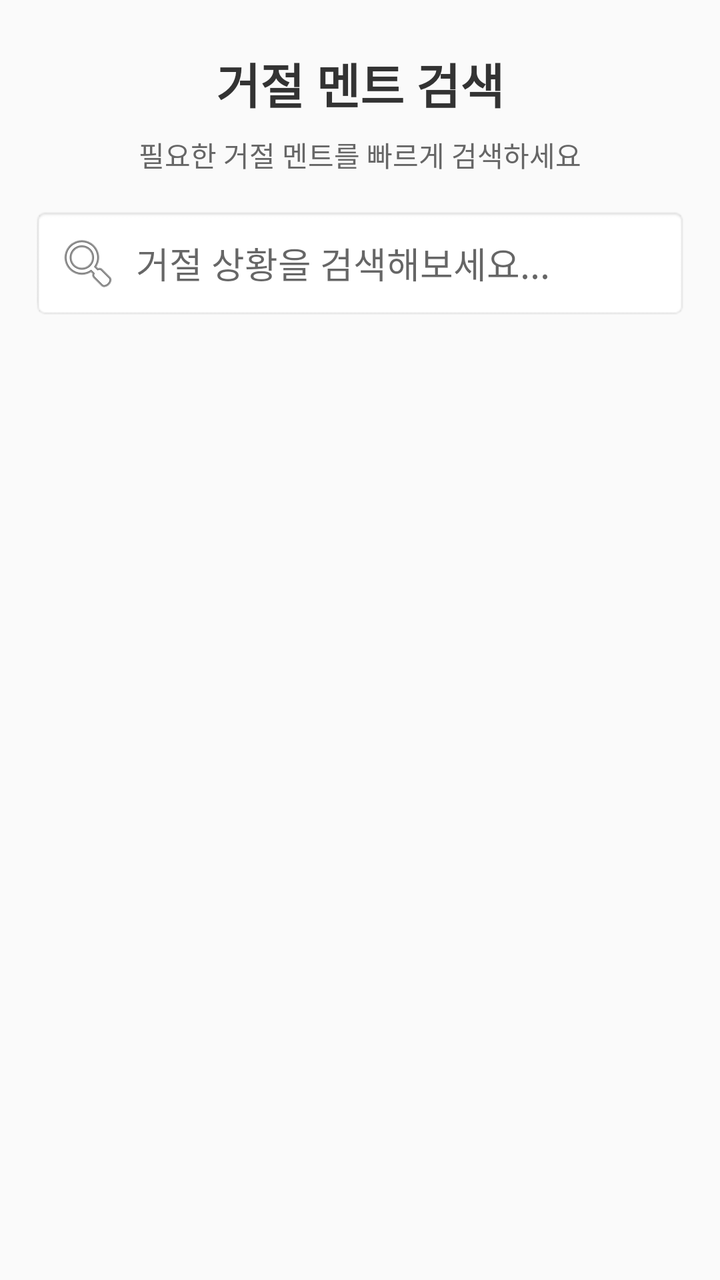
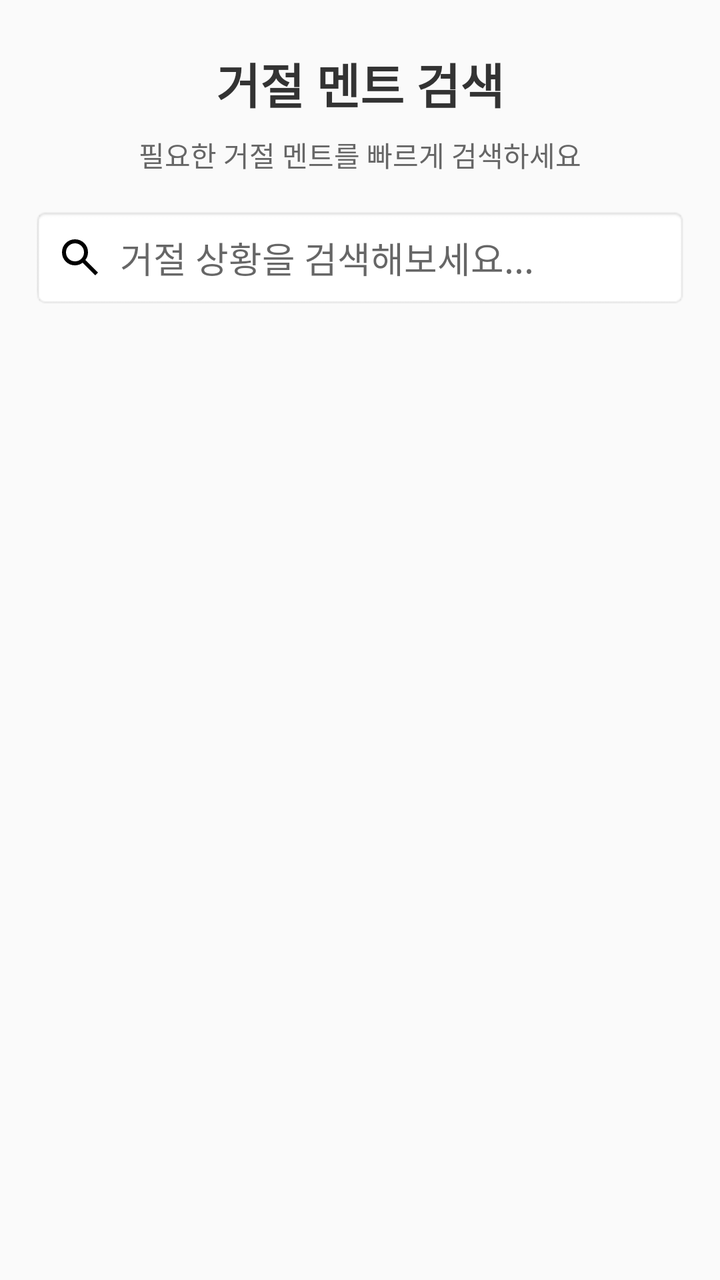

Two renders of the same Android screen: before a commit and after it. Below are the layout's source before the change and the commit's diff.
<!-- AndroidManifest.xml: activity theme Theme.NopeNotes -->
<!-- res/layout/activity_search_rejection.xml -->
<?xml version="1.0" encoding="utf-8"?>
<androidx.constraintlayout.widget.ConstraintLayout xmlns:android="http://schemas.android.com/apk/res/android"
    xmlns:app="http://schemas.android.com/apk/res-auto"
    xmlns:tools="http://schemas.android.com/tools"
    android:layout_width="match_parent"
    android:layout_height="match_parent"
    tools:context=".SearchRejectionActivity">

    <TextView
        android:id="@+id/tvTitle"
        android:layout_width="wrap_content"
        android:layout_height="wrap_content"
        android:layout_marginTop="24dp"
        android:text="거절 멘트 검색"
        android:textColor="#333333"
        android:textSize="24sp"
        android:textStyle="bold"
        app:layout_constraintEnd_toEndOf="parent"
        app:layout_constraintStart_toStartOf="parent"
        app:layout_constraintTop_toTopOf="parent" />

    <TextView
        android:id="@+id/tvSubtitle"
        android:layout_width="wrap_content"
        android:layout_height="wrap_content"
        android:layout_marginTop="8dp"
        android:text="필요한 거절 멘트를 빠르게 검색하세요"
        android:textColor="#666666"
        android:textSize="14sp"
        app:layout_constraintEnd_toEndOf="parent"
        app:layout_constraintStart_toStartOf="parent"
        app:layout_constraintTop_toBottomOf="@+id/tvTitle" />

    <EditText
        android:id="@+id/editTextSearch"
        android:layout_width="0dp"
        android:layout_height="wrap_content"
        android:layout_marginStart="16dp"
        android:layout_marginTop="16dp"
        android:layout_marginEnd="16dp"
        android:background="@android:drawable/editbox_background"
        android:drawableStart="@android:drawable/ic_menu_search"
        android:drawablePadding="8dp"
        android:hint="거절 상황을 검색해보세요..."
        android:inputType="text"
        android:padding="12dp"
        app:layout_constraintEnd_toEndOf="parent"
        app:layout_constraintStart_toStartOf="parent"
        app:layout_constraintTop_toBottomOf="@+id/tvSubtitle" />

    <ListView
        android:id="@+id/listViewResults"
        android:layout_width="0dp"
        android:layout_height="0dp"
        android:layout_marginStart="16dp"
        android:layout_marginTop="16dp"
        android:layout_marginEnd="16dp"
        android:layout_marginBottom="16dp"
        android:divider="#E0E0E0"
        android:dividerHeight="1dp"
        app:layout_constraintBottom_toBottomOf="parent"
        app:layout_constraintEnd_toEndOf="parent"
        app:layout_constraintStart_toStartOf="parent"
        app:layout_constraintTop_toBottomOf="@+id/editTextSearch" />

    <TextView
        android:id="@+id/tvNoResults"
        android:layout_width="wrap_content"
        android:layout_height="wrap_content"
        android:text="검색 결과가 없습니다"
        android:textColor="#666666"
        android:textSize="16sp"
        android:visibility="gone"
        app:layout_constraintBottom_toBottomOf="parent"
        app:layout_constraintEnd_toEndOf="parent"
        app:layout_constraintStart_toStartOf="parent"
        app:layout_constraintTop_toBottomOf="@+id/editTextSearch" />

</androidx.constraintlayout.widget.ConstraintLayout>
<!-- resources referenced by this layout -->
<resources>
  <style name="Theme.NopeNotes" parent="Theme.AppCompat.Light.NoActionBar">
          
          <item name="colorPrimary">@color/purple_500</item>
          <item name="colorPrimaryDark">@color/purple_700</item>
          <item name="colorAccent">@color/teal_200</item>
      </style>
  <color name="purple_500">#FF6200EE</color>
  <color name="purple_700">#FF3700B3</color>
  <color name="teal_200">#FF03DAC5</color>
</resources>

<!-- the commit's change to res/layout/activity_search_rejection.xml (unified diff, before → after) -->
@@ -39,7 +39,7 @@
         android:layout_marginTop="16dp"
         android:layout_marginEnd="16dp"
         android:background="@android:drawable/editbox_background"
-        android:drawableStart="@android:drawable/ic_menu_search"
+        android:drawableStart="@drawable/ic_category"
         android:drawablePadding="8dp"
         android:hint="거절 상황을 검색해보세요..."
         android:inputType="text"
<!-- resource entries referenced after the edit -->
@@ -1,5 +1,15 @@
 <!-- resources referenced by this layout -->
 <resources>
+  <!-- drawable ic_category (drawable) -->
+  <vector xmlns:android="http://schemas.android.com/apk/res/android"
+      android:width="24dp"
+      android:height="24dp"
+      android:viewportWidth="960"
+      android:viewportHeight="960">
+    <path
+        android:pathData="M784,840 L532,588q-30,24 -69,38t-83,14q-109,0 -184.5,-75.5T120,380q0,-109 75.5,-184.5T380,120q109,0 184.5,75.5T640,380q0,44 -14,83t-38,69l252,252 -56,56ZM380,560q75,0 127.5,-52.5T560,380q0,-75 -52.5,-127.5T380,200q-75,0 -127.5,52.5T200,380q0,75 52.5,127.5T380,560Z"
+        android:fillColor="#000000"/>
+  </vector>
   <style name="Theme.NopeNotes" parent="Theme.AppCompat.Light.NoActionBar">
           
           <item name="colorPrimary">@color/purple_500</item>
